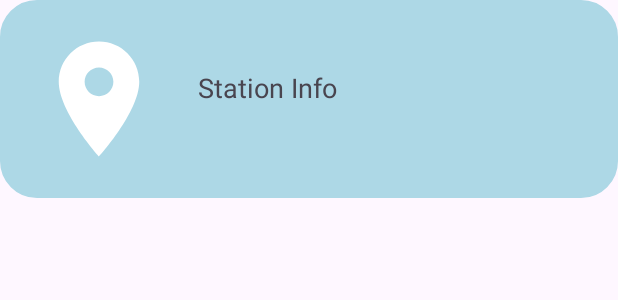
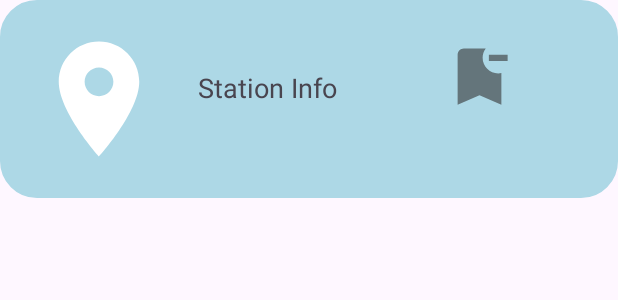
Before and after one commit to AndreFNM/TrainExplore, an Android app: the layout favorito_item.xml on its own in the app's theme, with its tools: preview values and no code run, on a phone screen of 412 x 824 dp. Shown: the top 300 px of the screen. Run offline under Robolectric (Android 15) with nearby library versions, the light colour scheme and no system bars.

Commit message:
Feature remover favoritos
Implementação da feature que permite ao utilizador remover uma estação dos seus favoritos

```diff
--- a/app/src/main/java/com/example/trainexplore/dao/FavoritoDao.kt
+++ b/app/src/main/java/com/example/trainexplore/dao/FavoritoDao.kt
@@ -22,6 +22,7 @@ interface FavoritoDao {
     fun getFavoritosEstacaoByUtilizador(utilizadorId: Int): LiveData<List<Estacao>>
 
 
-
+    @Query("DELETE FROM Favorito WHERE estacaoId = :estacaoId")
+    fun removerFavoritoByEstacaoId(estacaoId: Int)
 
 }
--- /dev/null
+++ b/app/src/main/res/drawable-anydpi/ic_action_name.xml
@@ -0,0 +1,11 @@
+<vector xmlns:android="http://schemas.android.com/apk/res/android"
+    android:width="24dp"
+    android:height="24dp"
+    android:viewportWidth="24"
+    android:viewportHeight="24"
+    android:tint="#333333"
+    android:alpha="0.6">
+  <path
+      android:fillColor="@android:color/white"
+      android:pathData="M21,7h-6V5h6V7zM19,10.9c-0.32,0.07 -0.66,0.1 -1,0.1c-2.76,0 -5,-2.24 -5,-5c0,-1.13 0.37,-2.16 1,-3L7,3C5.9,3 5,3.9 5,5v16l7,-3l7,3V10.9z"/>
+</vector>
--- a/app/src/main/res/layout/favorito_item.xml
+++ b/app/src/main/res/layout/favorito_item.xml
@@ -21,4 +21,15 @@ android:background="@drawable/rounded_blue">
     android:layout_marginTop="30dp"
     android:text="Station Info"
     android:textSize="18sp" />
+
+    <ImageView
+        android:id="@+id/removerFavoritoButton"
+        android:layout_width="50dp"
+        android:layout_height="50dp"
+        android:layout_marginStart="70dp"
+        android:layout_marginTop="10dp"
+        android:layout_marginEnd="30dp"
+        android:contentDescription="@string/remover_favorito"
+        android:src="@drawable/ic_action_name" />
+
 </LinearLayout>
--- a/app/src/main/res/values/strings.xml
+++ b/app/src/main/res/values/strings.xml
@@ -21,6 +21,7 @@
     <string name="estado_estacao">Estado atual da estação</string>
     <string name="acessibilidade_invalida">Esta Estação não tem pontos de Acessibilidade</string>
     <string name="logoutText">Logout</string>
+    <string name="remover_favorito">Remover Favorito</string>
 
 
 </resources>
```
Also changed, not shown: app/src/main/java/com/example/trainexplore/Favoritos.kt (+23 -2 lines), app/src/main/java/com/example/trainexplore/database/FavoritosDB/FavoritoAdapter.kt (+20 -2 lines), app/src/main/res/drawable-hdpi/ic_action_name.png (added), app/src/main/res/drawable-mdpi/ic_action_name.png (added), app/src/main/res/drawable-xhdpi/ic_action_name.png (added), app/src/main/res/drawable-xxhdpi/ic_action_name.png (added).
